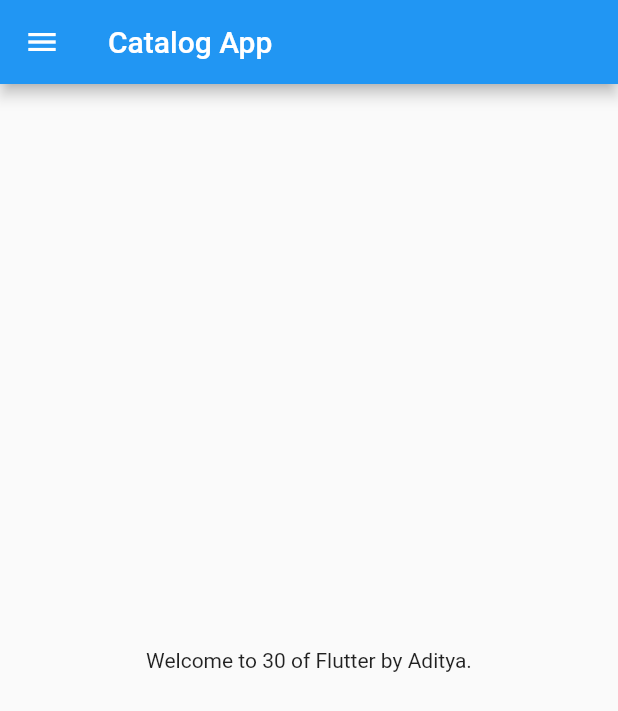
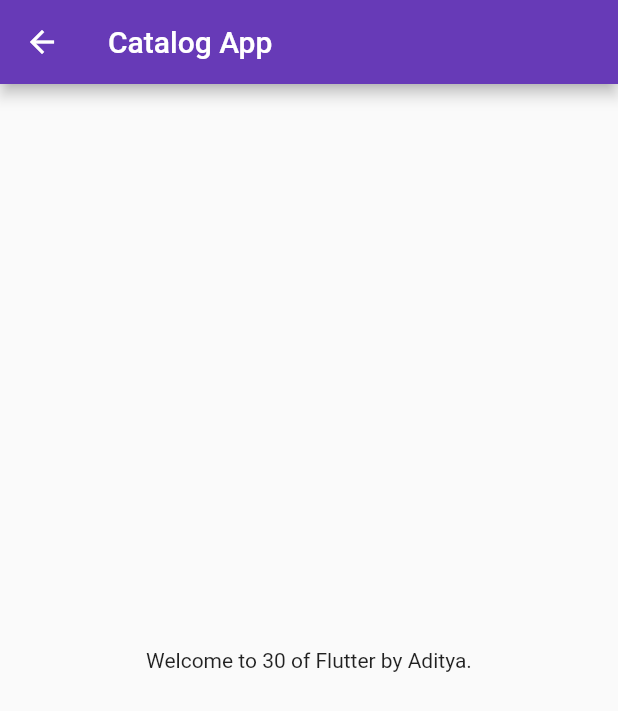
Before and after one commit to adityajaiswal094/E-commerceApp, a Flutter app: the screen it shows after launch, on a phone screen of 412 x 824 dp. Shown: the top 711 px of the screen. Run offline on Flutter 3.47's test engine with Material 2 defaults, Android fonts, the phone set to English and light mode, and no system bars.

Commit message:
Day 2 completed

```diff
--- a/lib/main.dart
+++ b/lib/main.dart
@@ -1,5 +1,6 @@
 import 'package:flutter/material.dart';
-import 'package:some_app/home_page.dart';
+import 'package:some_app/pages/home_page.dart';
+import 'package:some_app/pages/login_page.dart';
 
 void main() {
   runApp(MyApp());
@@ -9,7 +10,16 @@
   @override
   Widget build(BuildContext context) {
     return MaterialApp(
-      home: HomePage(),
+      debugShowCheckedModeBanner: false,
+      themeMode: ThemeMode.light,
+      theme: ThemeData(primarySwatch: Colors.deepPurple),
+      darkTheme: ThemeData(brightness: Brightness.dark),
+      initialRoute: "/home",
+      routes: {
+        "/": (context) => LoginPage(),
+        "/home": (context) => HomePage(),
+        "/login": (context) => LoginPage(),
+      },
     );
   }
 }
--- a/lib/home_page.dart
+++ b/lib/pages/home_page.dart
@@ -12,7 +12,6 @@
       body: Center(
         child: Text("Welcome to $days of Flutter by $name."),
       ),
-      drawer: Drawer(),
     );
   }
 }
```
Also changed, not shown: lib/pages/login_page.dart (added, +19 -0 lines).
